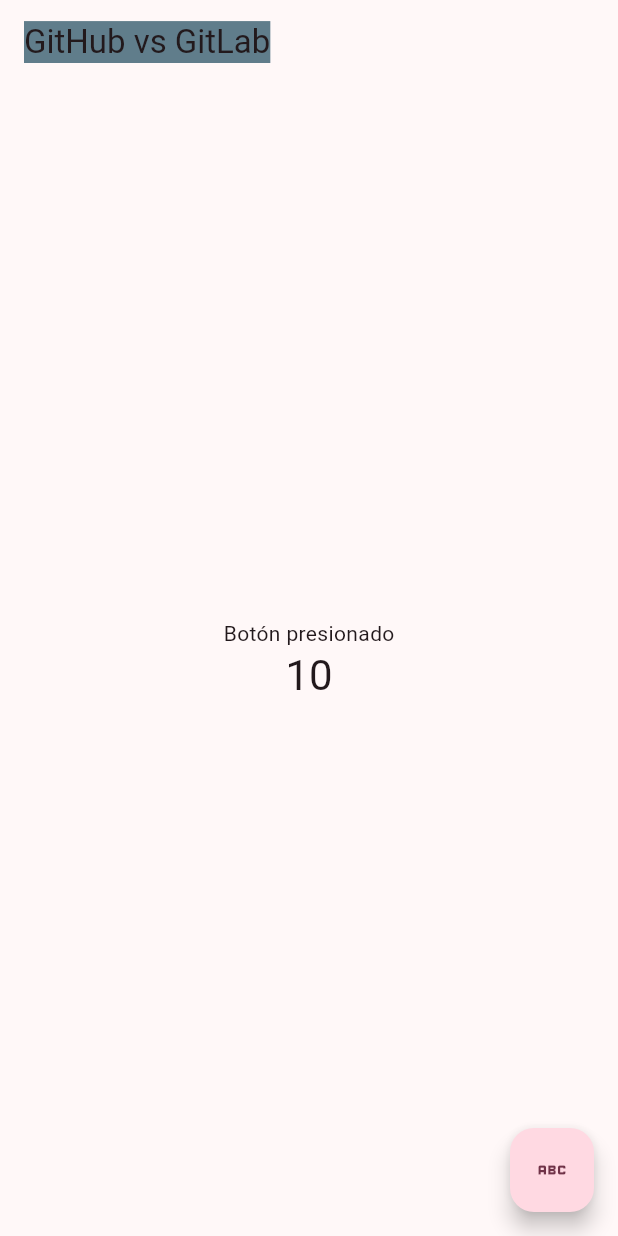
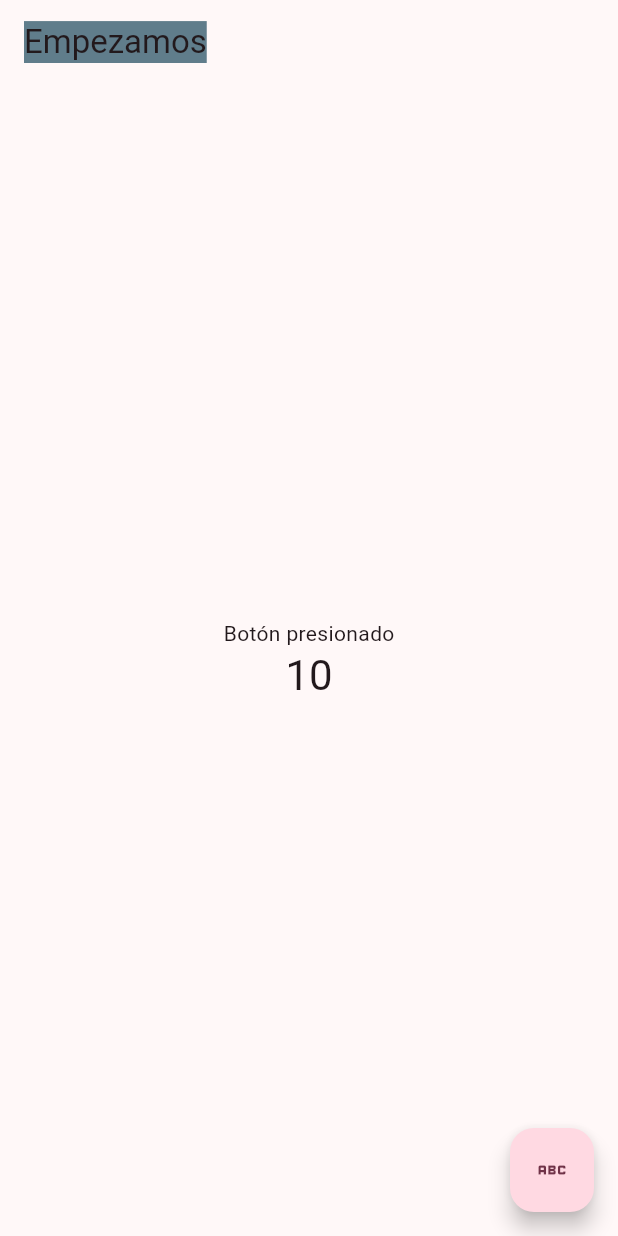
Before and after one commit to joanhernandez-costa/curso_git, a Flutter app: the screen it shows after launch, on a phone screen of 412 x 824 dp. Run offline on Flutter 3.47's test engine with Material 3 defaults, Android fonts, the phone set to English and light mode, and no system bars.

Commit message:
Cambio de título

```diff
--- a/lib/main.dart
+++ b/lib/main.dart
@@ -17,7 +17,7 @@
         colorScheme: ColorScheme.fromSeed(seedColor: Colors.black),
         useMaterial3: true,
       ),
-      home: const MyHomePage(title: 'GitHub vs GitLab'),
+      home: const MyHomePage(title: 'Empezamos'),
     );
   }
 }
```
